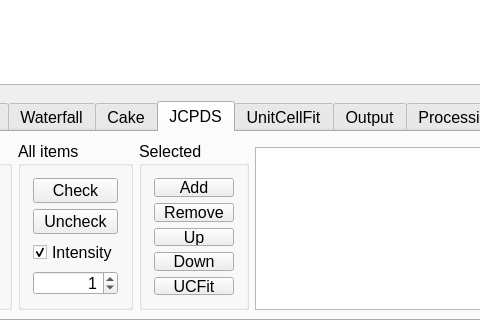
Qt form ui/qtd-pkpo.ui (SHDShim/PeakPo) before a commit; both pictures show x 118 to 598 and y 403 to 723 of the 1449 by 723 pixel window.
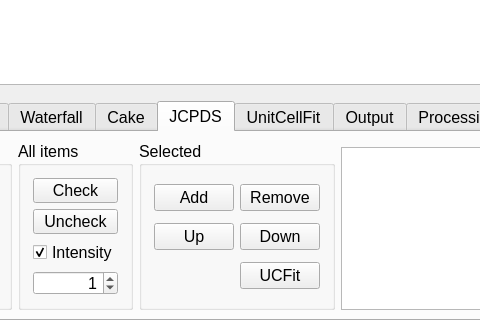
The same form after that commit. The open tabs and pages were chosen to show the change. Custom widgets are drawn as their Qt base class.

Commit message: move buttons for windows

```diff
--- a/ui/qtd-pkpo.ui
+++ b/ui/qtd-pkpo.ui
@@ -1834,7 +1834,7 @@
         <item row="0" column="2" rowspan="2">
          <widget class="QGroupBox" name="groupBox_8">
           <property name="sizePolicy">
-           <sizepolicy hsizetype="Fixed" vsizetype="Preferred">
+           <sizepolicy hsizetype="Preferred" vsizetype="Preferred">
             <horstretch>0</horstretch>
             <verstretch>0</verstretch>
            </sizepolicy>
@@ -1842,18 +1842,24 @@
           <property name="title">
            <string>Selected</string>
           </property>
-          <layout class="QVBoxLayout" name="verticalLayout_5">
+          <layout class="QGridLayout" name="gridLayout_3">
            <property name="margin">
             <number>12</number>
            </property>
-           <item>
+           <item row="0" column="0">
             <widget class="QPushButton" name="pushButton_AddToJlist">
              <property name="sizePolicy">
-              <sizepolicy hsizetype="Minimum" vsizetype="Fixed">
+              <sizepolicy hsizetype="Preferred" vsizetype="Fixed">
                <horstretch>0</horstretch>
                <verstretch>0</verstretch>
               </sizepolicy>
              </property>
+             <property name="minimumSize">
+              <size>
+               <width>70</width>
+               <height>0</height>
+              </size>
+             </property>
              <property name="maximumSize">
               <size>
                <width>80</width>
@@ -1874,17 +1880,17 @@
              </property>
             </widget>
            </item>
-           <item>
+           <item row="0" column="1">
             <widget class="QPushButton" name="pushButton_RemoveJCPDS">
              <property name="sizePolicy">
-              <sizepolicy hsizetype="Minimum" vsizetype="Fixed">
-               <horstretch>0</horstretch>
+              <sizepolicy hsizetype="Preferred" vsizetype="Fixed">
+               <horstretch>70</horstretch>
                <verstretch>0</verstretch>
               </sizepolicy>
              </property>
              <property name="minimumSize">
               <size>
-               <width>20</width>
+               <width>80</width>
                <height>0</height>
               </size>
              </property>
@@ -1908,8 +1914,20 @@
              </property>
             </widget>
            </item>
-           <item>
+           <item row="1" column="0">
             <widget class="QPushButton" name="pushButton_MoveUp">
+             <property name="sizePolicy">
+              <sizepolicy hsizetype="Preferred" vsizetype="Fixed">
+               <horstretch>0</horstretch>
+               <verstretch>0</verstretch>
+              </sizepolicy>
+             </property>
+             <property name="minimumSize">
+              <size>
+               <width>70</width>
+               <height>0</height>
+              </size>
+             </property>
              <property name="maximumSize">
               <size>
                <width>80</width>
@@ -1930,8 +1948,20 @@
              </property>
             </widget>
            </item>
-           <item>
+           <item row="1" column="1">
             <widget class="QPushButton" name="pushButton_MoveDown">
+             <property name="sizePolicy">
+              <sizepolicy hsizetype="Preferred" vsizetype="Fixed">
+               <horstretch>70</horstretch>
+               <verstretch>0</verstretch>
+              </sizepolicy>
+             </property>
+             <property name="minimumSize">
+              <size>
+               <width>80</width>
+               <height>0</height>
+              </size>
+             </property>
              <property name="maximumSize">
               <size>
                <width>80</width>
@@ -1952,8 +1982,20 @@
              </property>
             </widget>
            </item>
-           <item>
+           <item row="2" column="1">
             <widget class="QPushButton" name="pushButton_ExportToUCFit">
+             <property name="sizePolicy">
+              <sizepolicy hsizetype="Preferred" vsizetype="Fixed">
+               <horstretch>0</horstretch>
+               <verstretch>0</verstretch>
+              </sizepolicy>
+             </property>
+             <property name="minimumSize">
+              <size>
+               <width>70</width>
+               <height>0</height>
+              </size>
+             </property>
              <property name="maximumSize">
               <size>
                <width>80</width>
```
Left out of the diff: 53 changed lines with no effect on the pictures. The commit also changes 2 other files.
